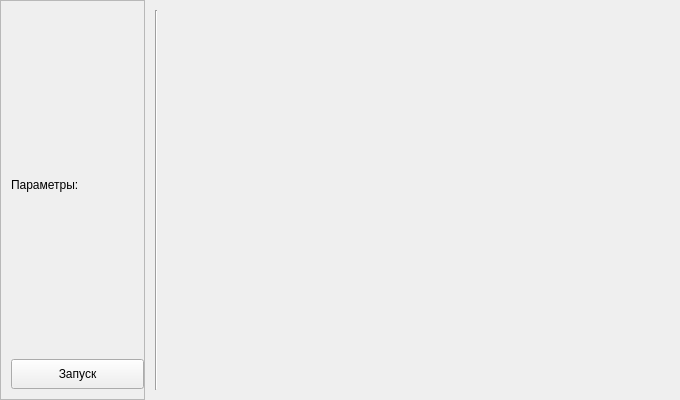
Above: data/MainWindow.ui from ddxdydz/RQ-system-modeling before the change. Below: the same form after it.
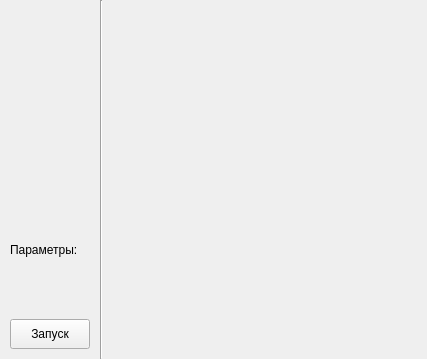
That is the form after the change.

What changed in the file:
```diff
--- a/data/MainWindow.ui
+++ b/data/MainWindow.ui
@@ -6,16 +6,10 @@
    <rect>
     <x>0</x>
     <y>0</y>
-    <width>680</width>
-    <height>400</height>
+    <width>427</width>
+    <height>359</height>
    </rect>
   </property>
-  <property name="minimumSize">
-   <size>
-    <width>680</width>
-    <height>400</height>
-   </size>
-  </property>
   <property name="windowTitle">
    <string>MainWindow</string>
   </property>
@@ -23,7 +17,7 @@
    <string notr="true">QMainWindow {background-color: &quot;white&quot;}</string>
   </property>
   <widget class="QWidget" name="centralwidget">
-   <layout class="QVBoxLayout" name="verticalLayout_2">
+   <layout class="QHBoxLayout" name="horizontalLayout_2">
     <property name="spacing">
      <number>0</number>
     </property>
@@ -40,51 +34,12 @@
      <number>0</number>
     </property>
     <item>
-     <layout class="QHBoxLayout" name="horizontalLayout_centralwidget" stretch="0,0,0">
+     <layout class="QHBoxLayout" name="horizontalLayout" stretch="1,0,4">
       <property name="spacing">
        <number>0</number>
       </property>
-      <property name="sizeConstraint">
-       <enum>QLayout::SetFixedSize</enum>
-      </property>
-      <property name="leftMargin">
-       <number>0</number>
-      </property>
-      <property name="topMargin">
-       <number>0</number>
-      </property>
-      <property name="rightMargin">
-       <number>0</number>
-      </property>
-      <property name="bottomMargin">
-       <number>0</number>
-      </property>
       <item>
-       <widget class="QFrame" name="frame_launch_panel">
-        <property name="sizePolicy">
-         <sizepolicy hsizetype="Fixed" vsizetype="Preferred">
-          <horstretch>0</horstretch>
-          <verstretch>0</verstretch>
-         </sizepolicy>
-        </property>
-        <property name="styleSheet">
-         <string notr="true">QFrame {
-background-color: &quot;white&quot;;
-}</string>
-        </property>
-        <property name="frameShape">
-         <enum>QFrame::StyledPanel</enum>
-        </property>
-        <property name="frameShadow">
-         <enum>QFrame::Raised</enum>
-        </property>
-        <property name="lineWidth">
-         <number>0</number>
-        </property>
-        <layout class="QVBoxLayout" name="verticalLayout">
-         <property name="spacing">
-          <number>0</number>
-         </property>
+       <layout class="QVBoxLayout" name="verticalLayout_input_layout" stretch="1,3,1,1">
          <property name="leftMargin">
           <number>10</number>
          </property>
@@ -92,52 +47,38 @@
           <number>10</number>
          </property>
          <property name="rightMargin">
-          <number>0</number>
+         <number>10</number>
          </property>
          <property name="bottomMargin">
           <number>10</number>
          </property>
          <item>
-          <layout class="QVBoxLayout" name="verticalLayout_main_panel">
-           <property name="spacing">
-            <number>0</number>
-           </property>
-           <property name="sizeConstraint">
-            <enum>QLayout::SetFixedSize</enum>
-           </property>
-           <item>
-            <spacer name="verticalSpacer_2">
+         <spacer name="verticalSpacer">
              <property name="orientation">
               <enum>Qt::Vertical</enum>
              </property>
-             <property name="sizeType">
-              <enum>QSizePolicy::Expanding</enum>
-             </property>
              <property name="sizeHint" stdset="0">
               <size>
-               <width>10</width>
-               <height>10</height>
+            <width>20</width>
+            <height>40</height>
               </size>
              </property>
             </spacer>
            </item>
            <item>
-            <layout class="QVBoxLayout" name="verticalLayout_input_panel">
+         <layout class="QVBoxLayout" name="verticalLayout_parameters">
              <property name="spacing">
               <number>8</number>
              </property>
-             <property name="sizeConstraint">
-              <enum>QLayout::SetFixedSize</enum>
-             </property>
              <item>
-              <spacer name="horizontalSpacer">
+           <spacer name="verticalSpacer_3">
                <property name="orientation">
-                <enum>Qt::Horizontal</enum>
+             <enum>Qt::Vertical</enum>
                </property>
                <property name="sizeHint" stdset="0">
                 <size>
-                 <width>133</width>
-                 <height>0</height>
+              <width>20</width>
+              <height>40</height>
                 </size>
                </property>
               </spacer>
@@ -149,24 +90,17 @@
                </property>
               </widget>
              </item>
-             <item>
-              <layout class="QVBoxLayout" name="verticalLayout_parameters">
-               <property name="spacing">
-                <number>8</number>
-               </property>
-              </layout>
-             </item>
-            </layout>
-           </item>
+         </layout>
+        </item>
            <item>
-            <spacer name="verticalSpacer_4">
+         <spacer name="verticalSpacer_2">
              <property name="orientation">
               <enum>Qt::Vertical</enum>
              </property>
              <property name="sizeHint" stdset="0">
               <size>
                <width>20</width>
-               <height>10</height>
+            <height>40</height>
               </size>
              </property>
             </spacer>
@@ -238,29 +172,6 @@
            </item>
           </layout>
          </item>
-        </layout>
-       </widget>
-      </item>
-      <item>
-       <layout class="QHBoxLayout" name="horizontalLayout">
-        <property name="spacing">
-         <number>0</number>
-        </property>
-        <property name="sizeConstraint">
-         <enum>QLayout::SetFixedSize</enum>
-        </property>
-        <property name="leftMargin">
-         <number>10</number>
-        </property>
-        <property name="topMargin">
-         <number>10</number>
-        </property>
-        <property name="rightMargin">
-         <number>6</number>
-        </property>
-        <property name="bottomMargin">
-         <number>10</number>
-        </property>
         <item>
          <widget class="Line" name="line">
           <property name="orientation">
@@ -268,38 +179,17 @@
           </property>
          </widget>
         </item>
-       </layout>
-      </item>
       <item>
        <layout class="QVBoxLayout" name="verticalLayout_graphic_widgets">
-        <property name="spacing">
-         <number>0</number>
-        </property>
         <property name="leftMargin">
          <number>10</number>
         </property>
         <property name="rightMargin">
-         <number>10</number>
+         <number>16</number>
         </property>
         <property name="bottomMargin">
          <number>5</number>
         </property>
-        <item>
-         <spacer name="horizontalSpacer_2">
-          <property name="orientation">
-           <enum>Qt::Horizontal</enum>
-          </property>
-          <property name="sizeType">
-           <enum>QSizePolicy::Expanding</enum>
-          </property>
-          <property name="sizeHint" stdset="0">
-           <size>
-            <width>0</width>
-            <height>0</height>
-           </size>
-          </property>
-         </spacer>
-        </item>
        </layout>
       </item>
      </layout>
```
Left out of the diff: 4 changed lines with no effect on the pictures. Lines whose indentation alone changed are shown as unchanged.
